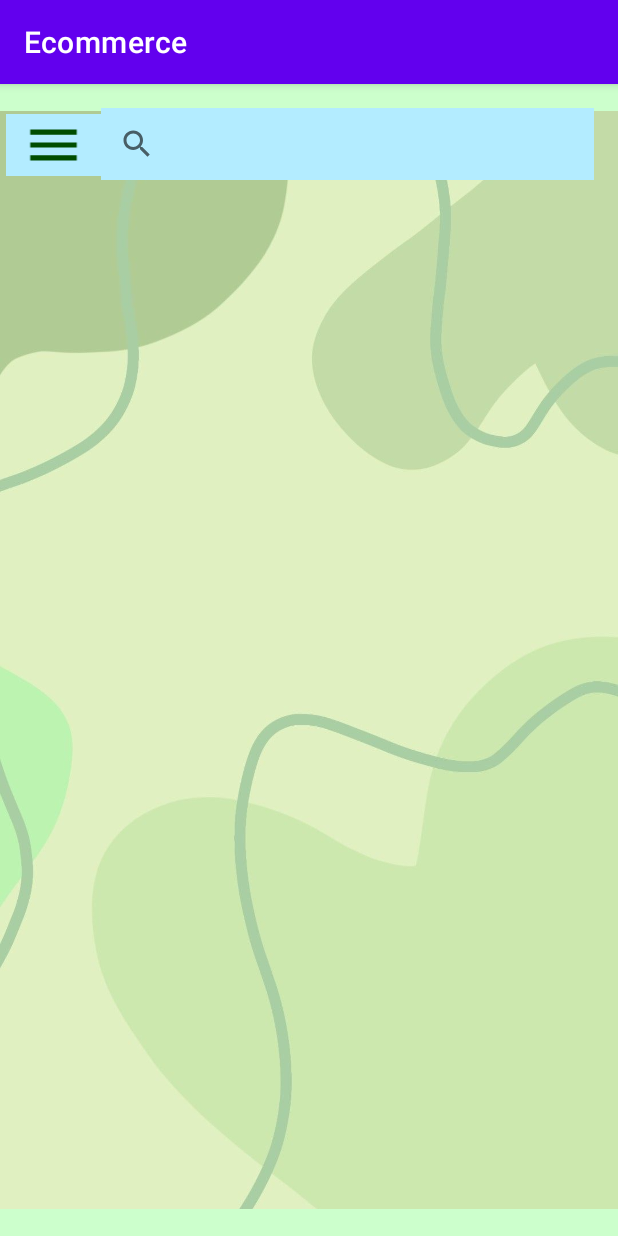
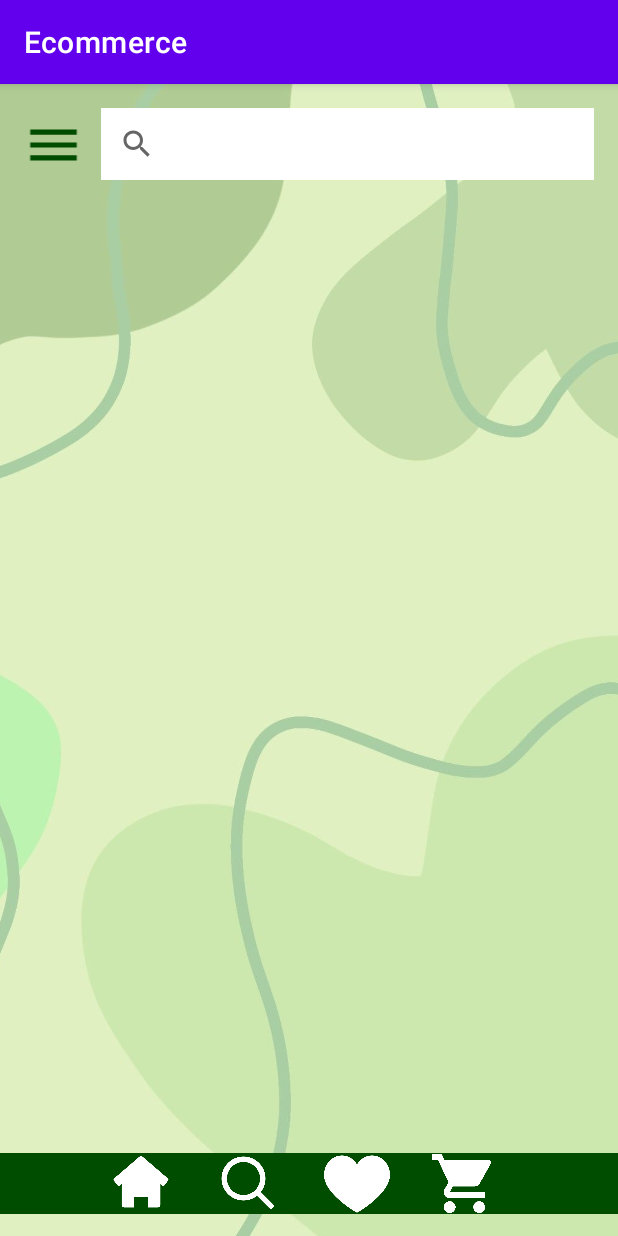
Before and after one commit to mkamar17/ecommerce_app, an Android app: the HomeActivity screen opened directly, with no data from a screen before it, on a phone screen of 412 x 824 dp. Run offline under Robolectric (Android 15) with nearby library versions, the phone set to English and light mode, and no system bars.

Commit message:
bottom nav bar icons added - sizing needs fixing and green bar needs adjusting

```diff
--- /dev/null
+++ b/app/src/main/res/drawable/bottom_nav_bg.xml
@@ -0,0 +1,11 @@
+<?xml version="1.0" encoding="utf-8"?>
+<vector xmlns:android="http://schemas.android.com/apk/res/android"
+    android:width="700dp"
+    android:height="70dp"
+    android:viewportWidth="700"
+    android:viewportHeight="70">
+
+    <path
+        android:fillColor="#004d00"
+        android:pathData="M0,0h700v70H0z"/>
+</vector>
--- a/app/src/main/res/layout/activity_home.xml
+++ b/app/src/main/res/layout/activity_home.xml
@@ -6,16 +6,19 @@
     android:layout_width="match_parent"
     android:layout_height="match_parent">
 
+    <!-- Background image -->
+    <ImageView
+        android:id="@+id/background"
+        android:layout_width="0dp"
+        android:layout_height="0dp"
+        android:scaleType="centerCrop"
+        android:src="@drawable/green_background"
+        app:layout_constraintBottom_toBottomOf="parent"
+        app:layout_constraintEnd_toEndOf="parent"
+        app:layout_constraintStart_toStartOf="parent"
+        app:layout_constraintTop_toTopOf="parent" />
+
     <!-- Navigation icon (hamburger menu) -->
-
-    <!-- Search view -->
-    <ImageView
-        android:id="@+id/myImageView"
-        android:layout_width="wrap_content"
-        android:layout_height="wrap_content"
-        android:src="@drawable/green_background"
-        tools:ignore="MissingConstraints" />
-
     <ImageView
         android:id="@+id/navigationIcon"
         android:layout_width="63dp"
@@ -24,22 +27,78 @@
         android:layout_marginTop="20dp"
         android:clickable="true"
         android:focusable="true"
-        android:background="#b3ecff"
         android:src="@drawable/ic_navigation"
         app:layout_constraintStart_toStartOf="parent"
         app:layout_constraintTop_toTopOf="parent" />
 
+    <!-- Search view -->
     <android.widget.SearchView
         android:id="@+id/searchView"
         android:layout_width="0dp"
         android:layout_height="wrap_content"
         android:layout_marginTop="16dp"
         android:layout_marginEnd="16dp"
-        android:background="#b3ecff"
+        android:background="#ffff"
         app:layout_constraintEnd_toEndOf="parent"
-        app:layout_constraintHorizontal_bias="1.0"
         app:layout_constraintStart_toEndOf="@id/navigationIcon"
         app:layout_constraintTop_toTopOf="parent" />
 
+    <!-- Bottom navigation bar background -->
+    <ImageView
+        android:id="@+id/bottomNav"
+        android:layout_width="0dp"
+        android:layout_height="wrap_content"
+        android:src="@drawable/bottom_nav_bg"
+        app:layout_constraintBottom_toBottomOf="parent"
+        app:layout_constraintEnd_toEndOf="parent"
+        app:layout_constraintStart_toStartOf="parent" />
+
+    <!-- Home icon -->
+
+    <!-- Search icon -->
+
+    <!-- Favorite icon -->
+
+    <ImageView
+        android:id="@+id/homeIcon"
+        android:layout_width="44dp"
+        android:layout_height="44dp"
+        android:layout_marginStart="72dp"
+        app:layout_constraintBottom_toBottomOf="@+id/bottomNav"
+        app:layout_constraintStart_toStartOf="@+id/bottomNav"
+        app:layout_constraintTop_toTopOf="@+id/bottomNav"
+        app:srcCompat="@drawable/home" />
+
+    <ImageView
+        android:id="@+id/searchIcon"
+        android:layout_width="44dp"
+        android:layout_height="44dp"
+        android:layout_marginStart="28dp"
+        app:layout_constraintBottom_toBottomOf="@+id/bottomNav"
+        app:layout_constraintStart_toEndOf="@+id/homeIcon"
+        app:layout_constraintTop_toTopOf="@+id/bottomNav"
+        app:srcCompat="@drawable/search" />
+
+    <!-- Cart icon -->
+
+    <ImageView
+        android:id="@+id/favoriteIcon"
+        android:layout_width="44dp"
+        android:layout_height="44dp"
+        android:layout_marginStart="28dp"
+        app:layout_constraintBottom_toBottomOf="@+id/bottomNav"
+        app:layout_constraintStart_toEndOf="@+id/searchIcon"
+        app:layout_constraintTop_toTopOf="@+id/bottomNav"
+        app:srcCompat="@drawable/heart" />
+
+    <ImageView
+        android:id="@+id/cartIcon"
+        android:layout_width="39dp"
+        android:layout_height="43dp"
+        android:layout_marginStart="28dp"
+        app:layout_constraintBottom_toBottomOf="@+id/bottomNav"
+        app:layout_constraintStart_toEndOf="@+id/favoriteIcon"
+        app:layout_constraintTop_toTopOf="@+id/bottomNav"
+        app:srcCompat="@drawable/shopping_cart" />
 
 </androidx.constraintlayout.widget.ConstraintLayout>
```
Also changed, not shown: app/src/main/res/drawable/heart.png (added), app/src/main/res/drawable/home.png (added), app/src/main/res/drawable/search.png (added), app/src/main/res/drawable/search_icon.png (added), app/src/main/res/drawable/shopping_cart.png (added).
